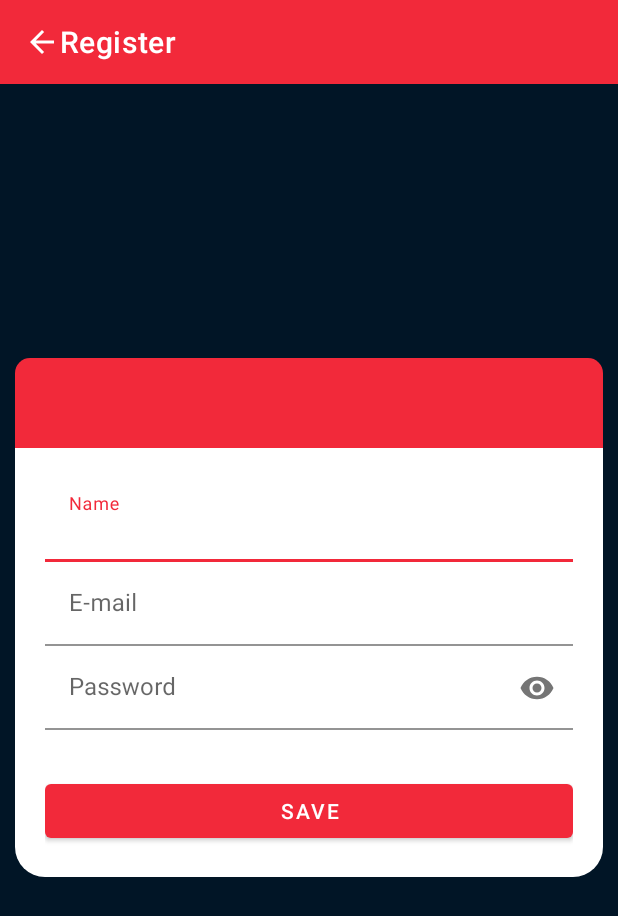
After one commit to LeviJunior12/desafio_3, an Android app: the RegisterActivity screen opened directly, with no data from a screen before it, on a phone screen of 412 x 824 dp. The commit adds this screen. Shown: the top 916 px of the screen. Run offline under Robolectric (Android 15) with nearby library versions, the phone set to English and light mode, and no system bars.

Commit message:
Screen Register

```diff
--- a/app/src/main/AndroidManifest.xml
+++ b/app/src/main/AndroidManifest.xml
@@ -9,8 +9,10 @@
         android:roundIcon="@mipmap/ic_launcher_round"
         android:supportsRtl="true"
         android:theme="@style/Theme.Desafio_3">
-        <activity android:name=".ui.SplashActivity"/>
-        <activity android:name=".MainActivity">
+        <activity android:name=".ui.MenuActivity"></activity>
+        <activity android:name=".ui.RegisterActivity" />
+        <activity android:name=".MainActivity" />
+        <activity android:name=".ui.SplashActivity">
             <intent-filter>
                 <action android:name="android.intent.action.MAIN" />
 
--- a/app/src/main/java/com/example/desafio_3/MainActivity.kt
+++ b/app/src/main/java/com/example/desafio_3/MainActivity.kt
@@ -1,13 +1,30 @@
 package com.example.desafio_3
 
+import android.content.Context
 import android.content.Intent
 import androidx.appcompat.app.AppCompatActivity
 import android.os.Bundle
-import kotlinx.android.synthetic.main.activity_splash.*
+import com.example.desafio_3.ui.MenuActivity
+import com.example.desafio_3.ui.RegisterActivity
+import kotlinx.android.synthetic.main.activity_main.*
+import kotlinx.android.synthetic.main.login_body.*
+import kotlinx.android.synthetic.main.login_top.view.*
 
 class MainActivity : AppCompatActivity() {
     override fun onCreate(savedInstanceState: Bundle?) {
         super.onCreate(savedInstanceState)
         setContentView(R.layout.activity_main)
+
+        include1.tv_title.text = resources.getText(R.string.txt_top_login)
+
+        btn_login.setOnClickListener {
+            var intent = Intent(this, MenuActivity::class.java)
+            startActivity(intent)
+        }
+
+        tv_create_account.setOnClickListener {
+            var intent = Intent(this, RegisterActivity::class.java)
+            startActivity(intent)
+        }
     }
 }
--- /dev/null
+++ b/app/src/main/java/com/example/desafio_3/ui/MenuActivity.kt
@@ -0,0 +1,12 @@
+package com.example.desafio_3.ui
+
+import androidx.appcompat.app.AppCompatActivity
+import android.os.Bundle
+import com.example.desafio_3.R
+
+class MenuActivity : AppCompatActivity() {
+    override fun onCreate(savedInstanceState: Bundle?) {
+        super.onCreate(savedInstanceState)
+        setContentView(R.layout.activity_menu)
+    }
+}
--- /dev/null
+++ b/app/src/main/java/com/example/desafio_3/ui/RegisterActivity.kt
@@ -0,0 +1,22 @@
+package com.example.desafio_3.ui
+
+import android.content.Intent
+import androidx.appcompat.app.AppCompatActivity
+import android.os.Bundle
+import androidx.appcompat.widget.Toolbar
+import com.example.desafio_3.MainActivity
+import com.example.desafio_3.R
+import kotlinx.android.synthetic.main.activity_register.*
+
+class RegisterActivity : AppCompatActivity() {
+    override fun onCreate(savedInstanceState: Bundle?) {
+        super.onCreate(savedInstanceState)
+        setContentView(R.layout.activity_register)
+
+        setSupportActionBar(ic_toolbar as Toolbar?)
+
+        val actionBar = supportActionBar
+        actionBar?.title = resources.getText(R.string.title_register)
+        actionBar?.setIcon(R.drawable.ic_arrow_back)
+    }
+}
--- /dev/null
+++ b/app/src/main/res/drawable/ic_arrow_back.xml
@@ -0,0 +1,5 @@
+<vector android:height="24dp" android:tint="#FFFFFF"
+    android:viewportHeight="24" android:viewportWidth="24"
+    android:width="24dp" xmlns:android="http://schemas.android.com/apk/res/android">
+    <path android:fillColor="@android:color/white" android:pathData="M20,11H7.83l5.59,-5.59L12,4l-8,8 8,8 1.41,-1.41L7.83,13H20v-2z"/>
+</vector>
--- /dev/null
+++ b/app/src/main/res/drawable/ic_person_add.xml
@@ -0,0 +1,10 @@
+<vector xmlns:android="http://schemas.android.com/apk/res/android"
+    android:width="24dp"
+    android:height="24dp"
+    android:viewportWidth="24"
+    android:viewportHeight="24"
+    android:tint="?attr/colorControlNormal">
+  <path
+      android:fillColor="@android:color/white"
+      android:pathData="M13,8c0,-2.21 -1.79,-4 -4,-4S5,5.79 5,8s1.79,4 4,4S13,10.21 13,8zM15,10v2h3v3h2v-3h3v-2h-3V7h-2v3H15zM1,18v2h16v-2c0,-2.66 -5.33,-4 -8,-4S1,15.34 1,18z"/>
+</vector>
--- a/app/src/main/res/layout/activity_main.xml
+++ b/app/src/main/res/layout/activity_main.xml
@@ -4,7 +4,6 @@
     xmlns:tools="http://schemas.android.com/tools"
     android:layout_width="match_parent"
     android:layout_height="match_parent"
-    android:background="@color/background_blue"
     tools:context=".MainActivity">
 
     <LinearLayout
--- /dev/null
+++ b/app/src/main/res/layout/activity_menu.xml
@@ -0,0 +1,9 @@
+<?xml version="1.0" encoding="utf-8"?>
+<androidx.constraintlayout.widget.ConstraintLayout xmlns:android="http://schemas.android.com/apk/res/android"
+    xmlns:app="http://schemas.android.com/apk/res-auto"
+    xmlns:tools="http://schemas.android.com/tools"
+    android:layout_width="match_parent"
+    android:layout_height="match_parent"
+    tools:context=".ui.MenuActivity">
+
+</androidx.constraintlayout.widget.ConstraintLayout>
--- /dev/null
+++ b/app/src/main/res/layout/activity_register.xml
@@ -0,0 +1,41 @@
+<?xml version="1.0" encoding="utf-8"?>
+<RelativeLayout xmlns:android="http://schemas.android.com/apk/res/android"
+    xmlns:app="http://schemas.android.com/apk/res-auto"
+    xmlns:tools="http://schemas.android.com/tools"
+    android:layout_width="match_parent"
+    android:layout_height="match_parent"
+    tools:context=".ui.RegisterActivity">
+
+    <include
+        android:id="@+id/ic_toolbar"
+        layout="@layout/toolbar" />
+
+    <ScrollView
+        android:layout_width="match_parent"
+        android:layout_height="match_parent">
+
+        <LinearLayout
+            android:layout_width="match_parent"
+            android:layout_height="wrap_content"
+            android:layout_gravity="center"
+            android:layout_marginStart="10dp"
+            android:layout_marginEnd="10dp"
+            android:orientation="vertical">
+
+            <include
+                android:id="@+id/ic_top"
+                layout="@layout/login_top"
+                android:layout_width="match_parent"
+                android:layout_height="60dp" />
+
+            <include
+                android:id="@+id/ic_body"
+                layout="@layout/register_body"
+                android:layout_width="match_parent"
+                android:layout_height="wrap_content" />
+
+        </LinearLayout>
+
+    </ScrollView>
+
+</RelativeLayout>
--- a/app/src/main/res/layout/login_top.xml
+++ b/app/src/main/res/layout/login_top.xml
@@ -6,12 +6,12 @@
     android:background="@drawable/round_login_top">
 
     <TextView
+        android:id="@+id/tv_title"
         android:layout_width="match_parent"
         android:layout_height="wrap_content"
         android:textColor="@color/white"
         android:textSize="24sp"
         android:layout_margin="10dp"
-        android:textStyle="bold"
-        android:text="@string/txt_top_login"/>
+        android:textStyle="bold" />
 
 </LinearLayout>
--- /dev/null
+++ b/app/src/main/res/layout/register_body.xml
@@ -0,0 +1,63 @@
+<?xml version="1.0" encoding="utf-8"?>
+<LinearLayout xmlns:android="http://schemas.android.com/apk/res/android"
+    xmlns:app="http://schemas.android.com/apk/res-auto"
+    android:orientation="vertical"
+    android:layout_width="match_parent"
+    android:layout_height="300dp"
+    android:layout_margin="20dp"
+    android:background="@drawable/round_login_body"
+    android:padding="20dp">
+
+    <LinearLayout
+        android:layout_width="match_parent"
+        android:layout_height="wrap_content"
+        android:orientation="vertical">
+
+        <com.google.android.material.textfield.TextInputLayout
+            android:layout_width="match_parent"
+            android:layout_height="wrap_content"
+            app:boxBackgroundColor="@color/white">
+
+            <com.google.android.material.textfield.TextInputEditText
+                android:id="@+id/ed_name"
+                android:layout_width="match_parent"
+                android:layout_height="wrap_content"
+                android:hint="@string/til_name" />
+        </com.google.android.material.textfield.TextInputLayout>
+
+        <com.google.android.material.textfield.TextInputLayout
+            android:layout_width="match_parent"
+            android:layout_height="wrap_content"
+            app:boxBackgroundColor="@color/white">
+
+            <com.google.android.material.textfield.TextInputEditText
+                android:id="@+id/ed_email"
+                android:layout_width="match_parent"
+                android:layout_height="wrap_content"
+                android:hint="@string/til_email" />
+        </com.google.android.material.textfield.TextInputLayout>
+
+        <com.google.android.material.textfield.TextInputLayout
+            android:layout_width="match_parent"
+            android:layout_height="wrap_content"
+            app:endIconMode="password_toggle"
+            app:boxBackgroundColor="@color/white">
+
+            <com.google.android.material.textfield.TextInputEditText
+                android:id="@+id/ed_password"
+                android:layout_width="match_parent"
+                android:layout_height="wrap_content"
+                android:inputType="textPassword"
+                android:hint="@string/til_password" />
+        </com.google.android.material.textfield.TextInputLayout>
+
+        <Button
+            android:id="@+id/btn_login"
+            android:layout_width="match_parent"
+            android:layout_height="wrap_content"
+            android:layout_marginTop="30dp"
+            android:text="@string/btn_register"/>
+
+    </LinearLayout>
+
+</LinearLayout>
--- /dev/null
+++ b/app/src/main/res/layout/toolbar.xml
@@ -0,0 +1,9 @@
+<?xml version="1.0" encoding="utf-8"?>
+<androidx.appcompat.widget.Toolbar xmlns:android="http://schemas.android.com/apk/res/android"
+    android:layout_width="match_parent"
+    android:layout_height="wrap_content"
+    xmlns:app="http://schemas.android.com/apk/res-auto"
+    android:background="@color/red_500"
+    app:titleTextColor="@color/white">
+
+</androidx.appcompat.widget.Toolbar>
--- a/app/src/main/res/values/colors.xml
+++ b/app/src/main/res/values/colors.xml
@@ -9,4 +9,5 @@
     <color name="white">#FFFFFFFF</color>
     <color name="background_blue">#011526</color>
     <color name="red_500">#F2293A</color>
+    <color name ="icon_register">#EFF2F5</color>
 </resources>
--- a/app/src/main/res/values/strings.xml
+++ b/app/src/main/res/values/strings.xml
@@ -6,4 +6,13 @@
     <string name="remember">Remember</string>
     <string name="txt_top_login">Welcome to the Marvel HQs</string>
     <string name="create_account">Create account</string>
+    <string name="title_activity_register">RegisterActivity</string>
+    <!--
+    This string is used for square devices and overridden by hello_world in
+    values-round/strings.xml for round devices.
+    -->
+    <string name="hello_world">Hello Square World!</string>
+    <string name="til_name">Name</string>
+    <string name="btn_register">Save</string>
+    <string name="title_register">Register</string>
 </resources>
--- a/app/src/main/res/values/themes.xml
+++ b/app/src/main/res/values/themes.xml
@@ -12,5 +12,6 @@
         <!-- Status bar color. -->
         <item name="android:statusBarColor" tools:targetApi="l">?attr/colorPrimaryVariant</item>
         <!-- Customize your theme here. -->
+        <item name="android:windowBackground">@color/background_blue</item>
     </style>
 </resources>
```
